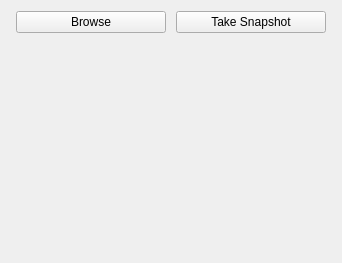
brettrjones/gotvptop, file GoTvApps/GoTvCommon/Forms/ThumbnailEditWidget.ui: the form before one commit.
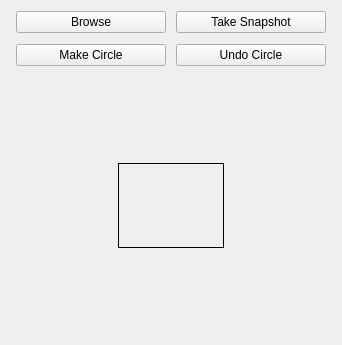
The form after the commit. Custom widgets are drawn as their Qt base class.

Commit message: fixed thumb assets and edit avatar

```diff
--- a/GoTvApps/GoTvCommon/Forms/ThumbnailEditWidget.ui
+++ b/GoTvApps/GoTvCommon/Forms/ThumbnailEditWidget.ui
@@ -7,7 +7,7 @@
     <x>0</x>
     <y>0</y>
     <width>342</width>
-    <height>263</height>
+    <height>345</height>
    </rect>
   </property>
   <property name="sizePolicy">
@@ -53,6 +53,39 @@
      </item>
     </layout>
    </item>
+   <item>
+    <layout class="QHBoxLayout" name="horizontalLayout_4">
+     <property name="spacing">
+      <number>10</number>
+     </property>
+     <property name="leftMargin">
+      <number>5</number>
+     </property>
+     <property name="topMargin">
+      <number>0</number>
+     </property>
+     <property name="rightMargin">
+      <number>5</number>
+     </property>
+     <property name="bottomMargin">
+      <number>5</number>
+     </property>
+     <item>
+      <widget class="QPushButton" name="m_MakeCircleButton">
+       <property name="text">
+        <string>Make Circle</string>
+       </property>
+      </widget>
+     </item>
+     <item>
+      <widget class="QPushButton" name="m_UndoCircleButton">
+       <property name="text">
+        <string>Undo Circle</string>
+       </property>
+      </widget>
+     </item>
+    </layout>
+   </item>
    <item>
     <spacer name="verticalSpacer">
      <property name="orientation">
@@ -82,16 +115,34 @@
       </spacer>
      </item>
      <item>
-      <widget class="ThumbnailViewWidget" name="m_ThumbnailViewWidget">
+      <widget class="QFrame" name="frame">
        <property name="sizePolicy">
-        <sizepolicy hsizetype="Expanding" vsizetype="Expanding">
+        <sizepolicy hsizetype="Minimum" vsizetype="Minimum">
          <horstretch>0</horstretch>
          <verstretch>0</verstretch>
         </sizepolicy>
        </property>
-       <property name="alignment">
-        <set>Qt::AlignCenter</set>
+       <property name="frameShape">
+        <enum>QFrame::Box</enum>
        </property>
+       <property name="frameShadow">
+        <enum>QFrame::Plain</enum>
+       </property>
+       <layout class="QGridLayout" name="gridLayout">
+        <item row="0" column="0">
+         <widget class="ThumbnailViewWidget" name="m_ThumbnailViewWidget">
+          <property name="sizePolicy">
+           <sizepolicy hsizetype="Expanding" vsizetype="Expanding">
+            <horstretch>0</horstretch>
+            <verstretch>0</verstretch>
+           </sizepolicy>
+          </property>
+          <property name="alignment">
+           <set>Qt::AlignCenter</set>
+          </property>
+         </widget>
+        </item>
+       </layout>
       </widget>
      </item>
      <item>
```
The commit also changes 23 other files.
